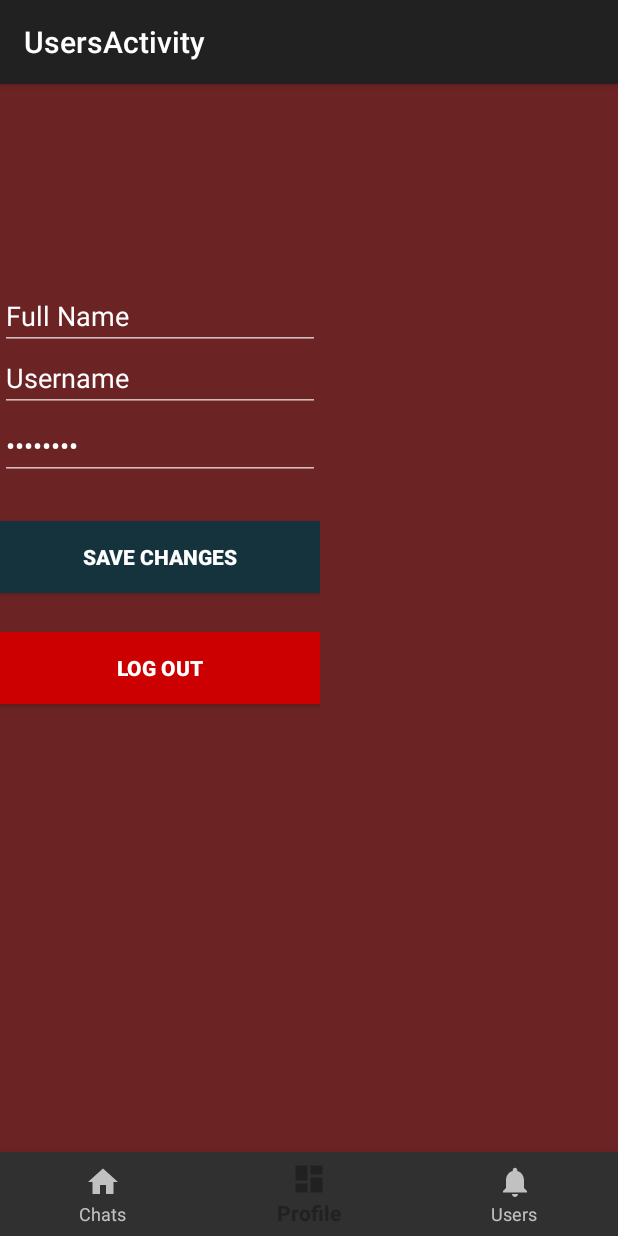
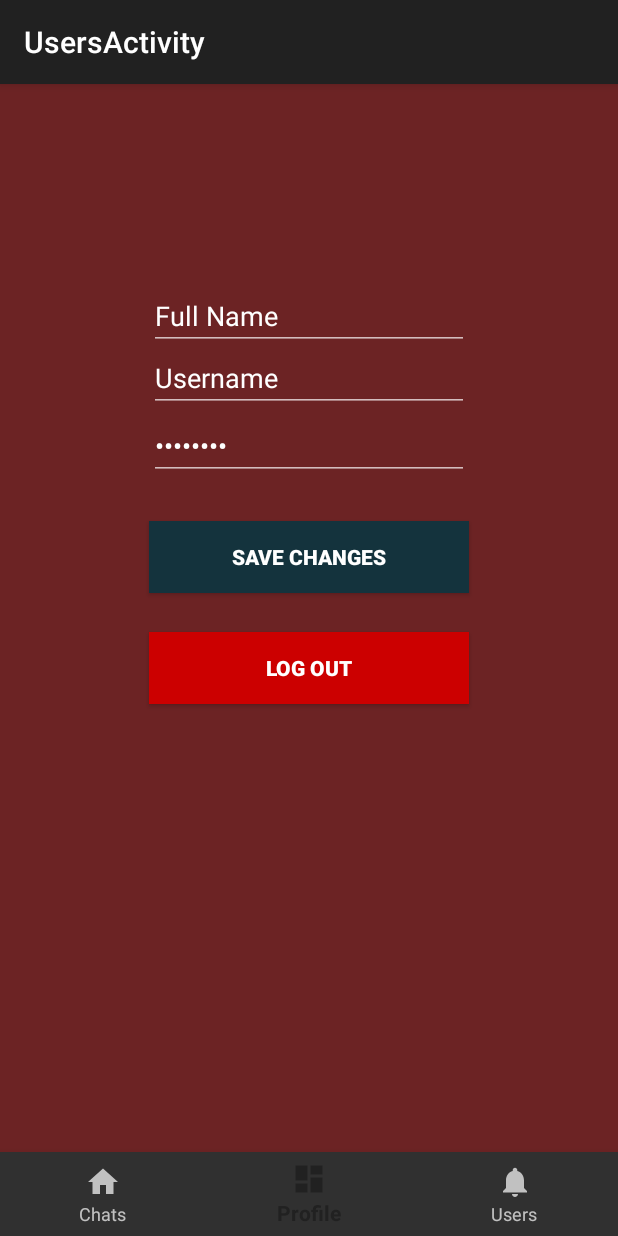
Before and after one commit to google/codeu_project_2017, an Android app: the screen it shows after launch once a user with an empty profile is signed in (TabsActivity), item 2 of the bottom bar chosen, on a phone screen of 412 x 824 dp. Run offline under Robolectric (Android 15) with nearby library versions, the phone set to English and light mode, and no system bars; our stand-ins replace Firebase (no records; nobody signed in at launch, a user with empty details on screens opened directly).

Commit message:
Align profile fragment on tabs activity

```diff
--- a/android/app/src/main/res/layout/activity_tabs.xml
+++ b/android/app/src/main/res/layout/activity_tabs.xml
@@ -24,8 +24,8 @@
 
     <FrameLayout
         android:id="@+id/content_nav"
-        android:layout_width="wrap_content"
-        android:layout_height="0dp"
+        android:layout_width="match_parent"
+        android:layout_height="match_parent"
         android:layout_weight="1"
         android:background="@color/ChatMe_Red" />
 
```
